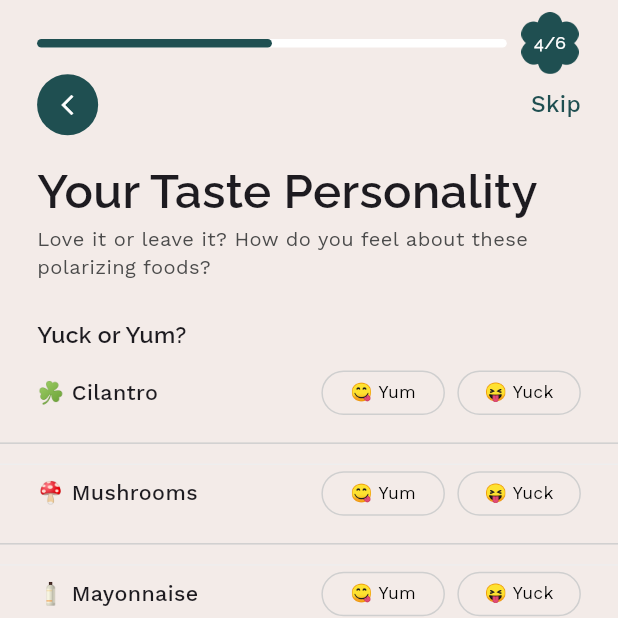
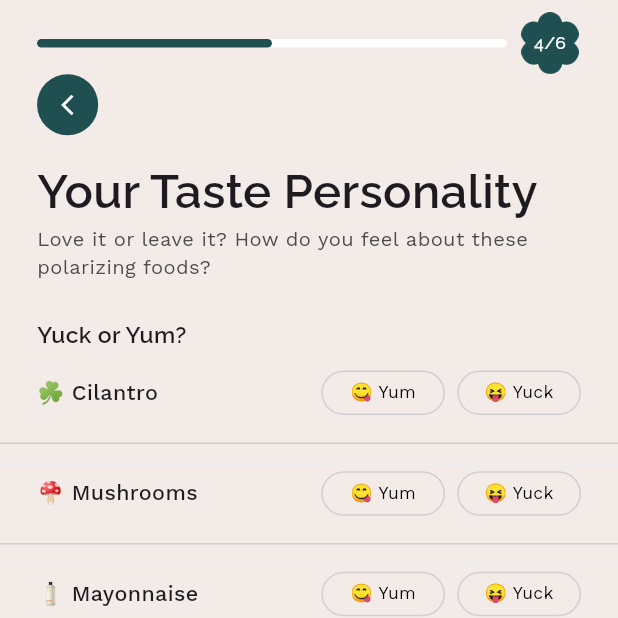
Before and after one commit to hamzaeh04/Yestable-New, a Flutter app: the FoodPreferencesOne screen opened by its route, on a phone screen of 412 x 824 dp, the top half of it. Run offline on Flutter 3.47's test engine with Material 3 defaults, Android fonts, the phone set to English and light mode, and no system bars; our stand-ins replace animated_text_kit, app_links, cached_network_image, cloud_firestore, country_picker, dropdown_button2 and 22 more; accounts and stored records are empty; project files that could hold a hidden picture were left out.

Commit message:
skip button remvoed

```diff
--- a/lib/views/guest_screens/profile_setup_screens/food_preferences_one.dart
+++ b/lib/views/guest_screens/profile_setup_screens/food_preferences_one.dart
@@ -29,23 +29,8 @@ class FoodPreferencesOne extends StatelessWidget {
                   crossAxisAlignment: CrossAxisAlignment.start,
                   children: [
                     loadingStepIndicator("4/6", 0.5),
-                    Row(
-                      children: [
-                        backButton(),
-                        Spacer(),
-                        InkWell(
-                          onTap: (){
-                            Get.toNamed("foodpreferencestwo");
-                          },
-                          child: customText(
-                            text: "Skip",
-                            fontSize: 16.sp,
-                            fontWeight: FontWeight.w500,
-                            color: greenColor,
-                          ),
-                        ),
-                      ],
-                    ),
+                    backButton(),
+
                     SizedBox(height: 1.8.h),
                     customText(
                       text: "Your Taste Personality",
```
Also changed, not shown: lib/views/guest_screens/profile_setup_screens/food_preferences_two.dart (+2 -17 lines), lib/views/guest_screens/profile_setup_screens/your_root_and_rules.dart (+1 -11 lines).
